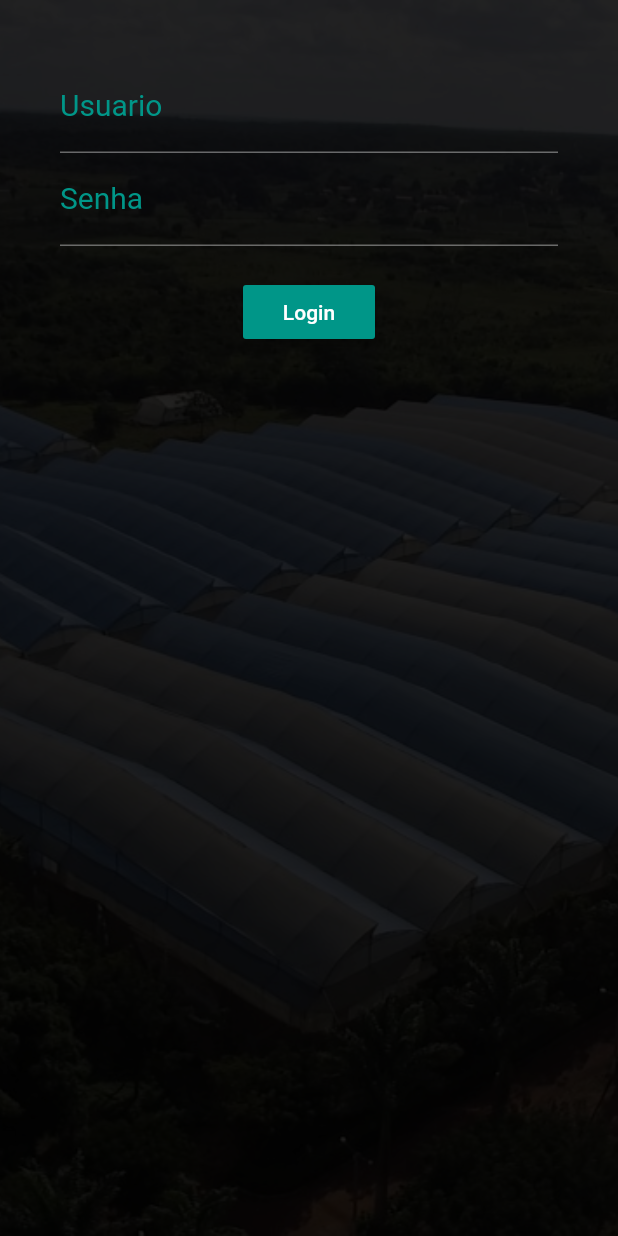
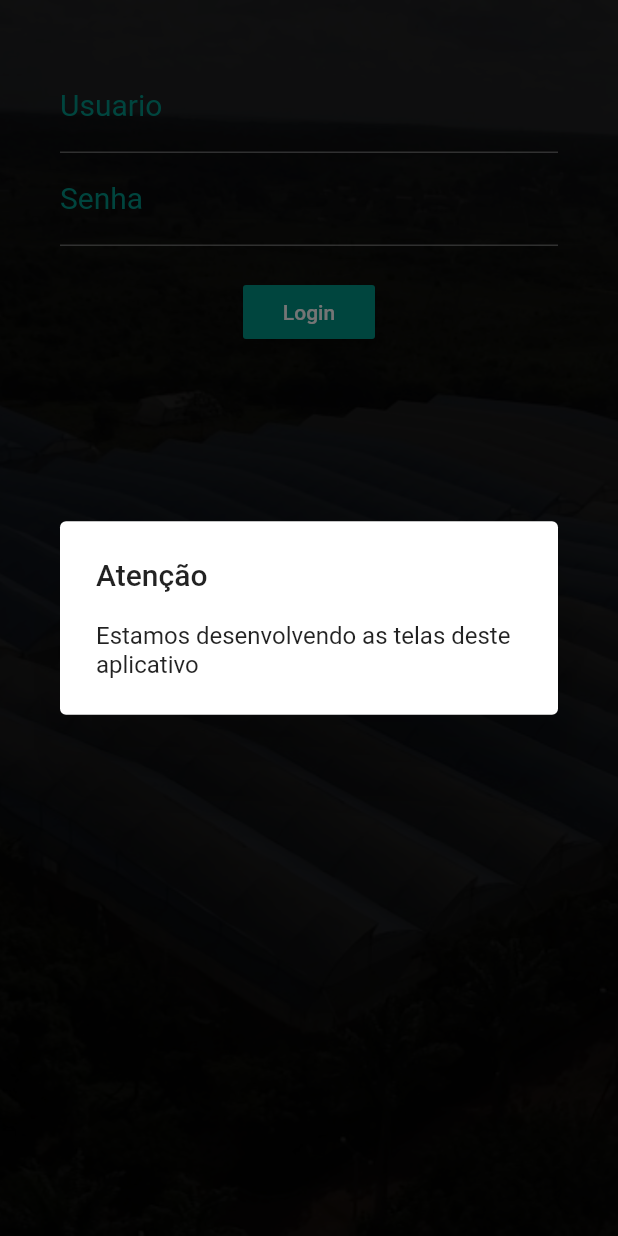
Before and after one commit to nsj09/testeflutter, a Flutter app: the screen it shows after launch, after a tap on "Login", on a phone screen of 412 x 824 dp. Run offline on Flutter 3.47's test engine with Material 2 defaults, Android fonts, the phone set to English and light mode, and no system bars.

```diff
--- a/aqui1/lib/main.dart
+++ b/aqui1/lib/main.dart
@@ -8,20 +8,19 @@ void main() => runApp(new MyApp());
       return new MaterialApp(
         title: 'login',
         home: new LoginPage(),
-        theme: new ThemeData(
-          primarySwatch: Colors.orange,
-        ),
       );
     }
   }
 
 
-    class LoginPage extends StatefulWidget{
+    class LoginPage extends StatelessWidget{
       @override
-      State createState() => new LoginPageState();
+      Widget build(BuildContext context) {
+        return new LoginPageState();
+      }
     }
 
-    class LoginPageState extends State<LoginPage>{
+    class LoginPageState extends StatelessWidget{
     @override
     Widget build(BuildContext context){
       return new Scaffold(
@@ -75,10 +74,18 @@ void main() => runApp(new MyApp());
                          color: Colors.teal,
                          textColor: Colors.white,
                          child: new Text("Login"),
-                         onPressed: () => {},
+                         onPressed: () {
+                              showDialog(
+                                  context: context,
+                                  builder: (_) => new AlertDialog(
+                                      title: new Text("Atenção"),
+                                      content: new Text("Estamos desenvolvendo as telas deste aplicativo"),
+                                  )
+                              );
+                          }
                        ),
                     ],
-                ),
+                  ),
                  ),
               )
             )
```
